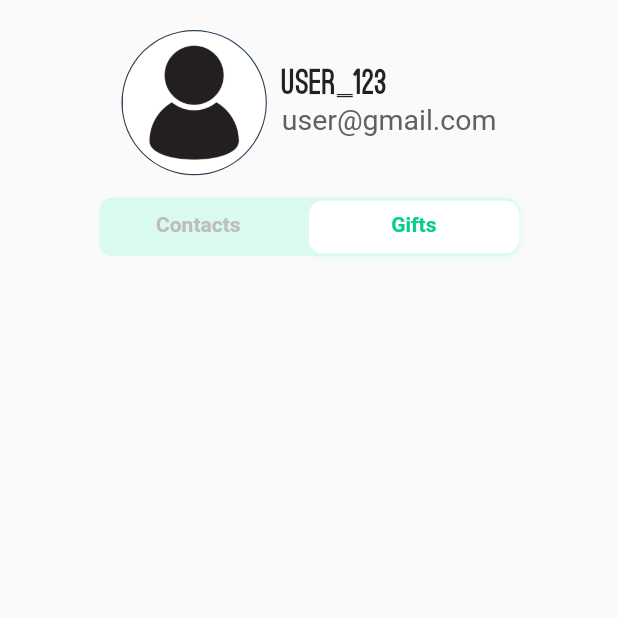
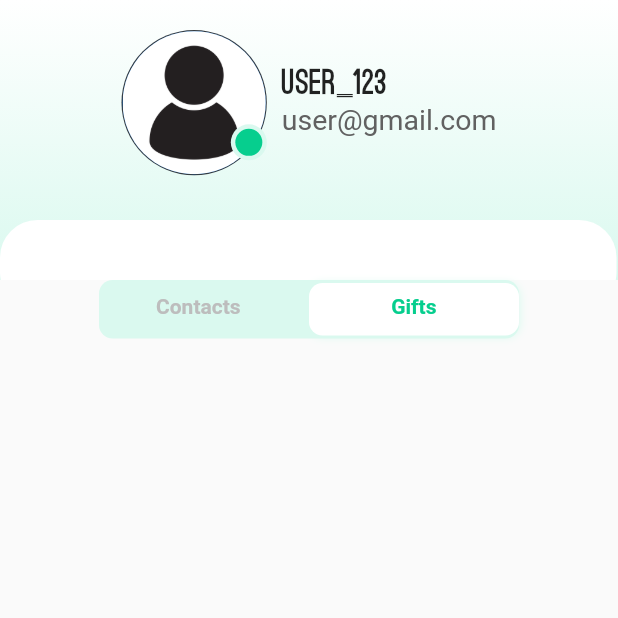
Before and after one commit to YesserBs/e-commerce, a Flutter app: the ProfilePage screen opened directly, on a phone screen of 412 x 824 dp, the top half of it. Run offline on Flutter 3.47's test engine with Material 2 defaults, Android fonts, the phone set to English and light mode, and no system bars; our stand-ins replace cloud_firestore, firebase_auth, firebase_core, flutter_keyboard_visibility, flutter_screenutil, font_awesome_flutter and 2 more; accounts and stored records are empty.

Commit message:
+Design ProfilePage

```diff
--- a/lib/view/profile/profile_page.dart
+++ b/lib/view/profile/profile_page.dart
@@ -28,15 +28,46 @@ class ProfilePage extends StatelessWidget {
     return SafeArea(
       child: Scaffold(
         body: Column(
-          //mainAxisAlignment: MainAxisAlignment.center,
           crossAxisAlignment: CrossAxisAlignment.center,
           children: [
-            Row(
+            Stack(
+              children: [
+                Container(
+                  height: 530.h,
+                  decoration: BoxDecoration(
+                    gradient: LinearGradient(
+                      colors: [Colors.white, config.lightPrimaryColor],
+                      begin: Alignment.topCenter,
+                      end: Alignment.bottomCenter,
+                    ),
+                  ),
+                ),
+                Positioned(
+                  bottom: -20,
+                  child: Container(
+
+                    height: 60,
+                    width: 411,
+                    decoration: BoxDecoration(
+                        color: Colors.white,
+                        borderRadius: BorderRadius.circular(25)
+                    ),
+                  ),
+                ),
+                Positioned(
+                    child: Container(
+                      //margin: EdgeInsets.symmetric(horizontal: 50),
+                      decoration: BoxDecoration(
+                        color: Colors.transparent,
+                      ),
+                      child: Row(
                         mainAxisAlignment: MainAxisAlignment.center,
                         children: [
                           Padding(
                             padding: EdgeInsets.fromLTRB(0, 20, 10, 15),
-                  child: CircleAvatar(
+                            child: Stack(
+                              children: [
+                                CircleAvatar(
                                   radius: 127.sp,
                                   backgroundColor: config.secondaryColor,
                                   child: CircleAvatar(
@@ -44,22 +75,57 @@ class ProfilePage extends StatelessWidget {
                                     backgroundImage: AssetImage('assets/images/profile.jpg'),
                                   ),
                                 ),
+                                Positioned(
+                                    bottom: 10,
+                                    right: 0,
+                                    child: Container(
+                                      height: 24,
+                                      width: 24,
+                                      decoration: BoxDecoration(
+                                        color: config.lightPrimaryColor,
+                                        shape: BoxShape.circle,
+                                      ),
+                                    )
+                                ),
+                                Positioned(
+                                  bottom: 13,
+                                    right: 3,
+                                    child: Container(
+                                      height: 18,
+                                      width: 18,
+                                      decoration: BoxDecoration(
+                                        color: config.primaryColor,
+                                        shape: BoxShape.circle,
+                                      ),
+                                    )
+                                ),
+                              ],
+                            ),
                           ),
                           Column(
                             crossAxisAlignment: CrossAxisAlignment.start,
                             children: [
-                    Text("User_123", style: TextStyle(
+                              Text(
+                                "User_123",
+                                style: TextStyle(
                                   fontFamily: 'OstrichSans',
                                   fontSize: 23,
                                 ),
                               ),
-                    Text("user@gmail.com", style: TextStyle(
+                              Text(
+                                "user@gmail.com",
+                                style: TextStyle(
                                   fontSize: 19,
-                      color: Colors.grey[700]
+                                  color: Colors.grey[700],
                                 ),
                               ),
                             ],
-                )
+                          ),
+                        ],
+                      ),
+                    ),
+
+                ),
               ],
             ),
             TButton,
```
Lines whose indentation alone changed are shown as unchanged.
